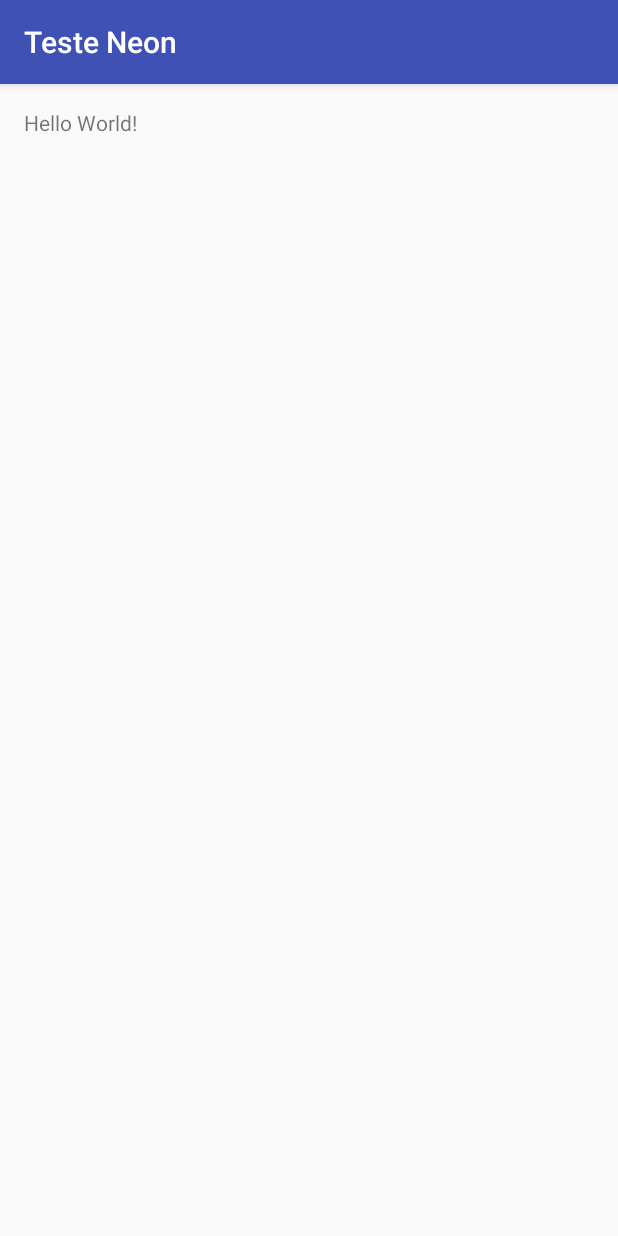
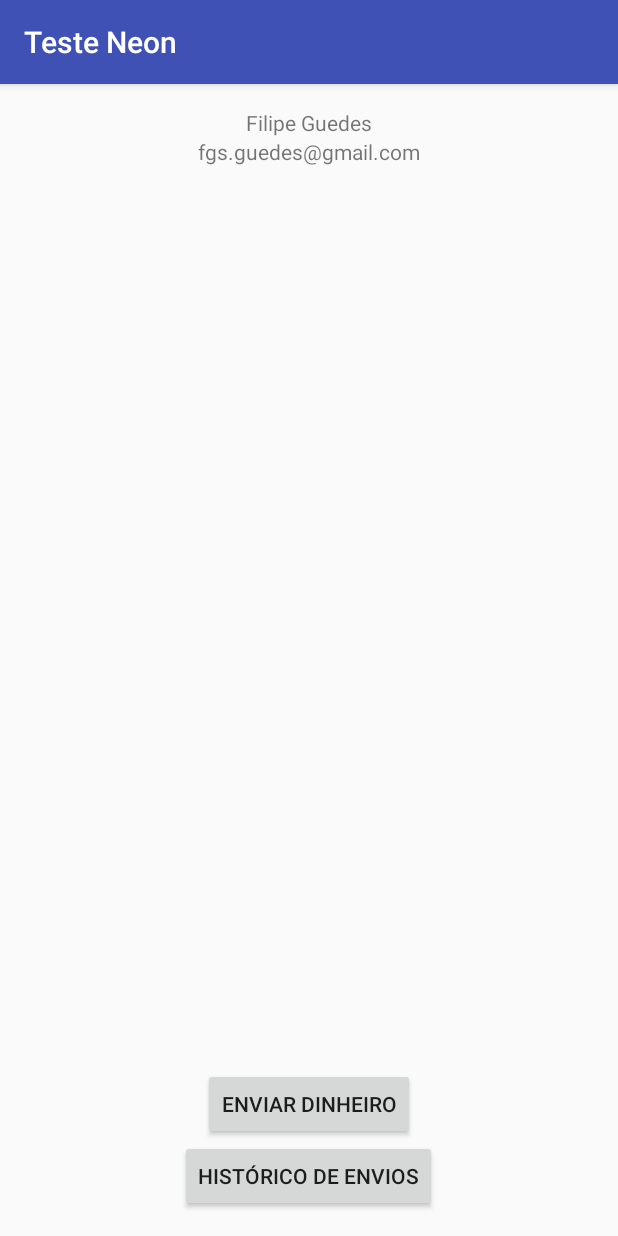
Before and after one commit to fgsguedes/teste-neon, an Android app: the screen it shows after launch (MainActivity), on a phone screen of 412 x 824 dp. Run offline under Robolectric (Android 15) with nearby library versions, the phone set to English and light mode, and no system bars.

Commit message:
MainActivity layout draft

```diff
--- a/app/src/main/res/layout/activity_main.xml
+++ b/app/src/main/res/layout/activity_main.xml
@@ -2,7 +2,6 @@
 <RelativeLayout
     xmlns:android="http://schemas.android.com/apk/res/android"
     xmlns:tools="http://schemas.android.com/tools"
-    android:id="@+id/activity_main"
     android:layout_width="match_parent"
     android:layout_height="match_parent"
     android:paddingBottom="@dimen/activity_vertical_margin"
@@ -12,7 +11,34 @@
     tools:context="com.fgsguedes.testeneon.ui.activity.MainActivity">
 
   <TextView
+      android:id="@+id/text_view_developer_name"
       android:layout_width="wrap_content"
       android:layout_height="wrap_content"
-      android:text="Hello World!"/>
+      android:layout_centerHorizontal="true"
+      android:text="@string/developer_name"/>
+
+  <TextView
+      android:id="@+id/text_view_developer_email"
+      android:layout_width="wrap_content"
+      android:layout_height="wrap_content"
+      android:layout_below="@id/text_view_developer_name"
+      android:layout_centerHorizontal="true"
+      android:text="@string/developer_email"/>
+
+  <Button
+      android:id="@+id/button_send_money"
+      android:layout_width="wrap_content"
+      android:layout_height="wrap_content"
+      android:layout_above="@id/button_transaction_history"
+      android:layout_centerHorizontal="true"
+      android:text="@string/send_money"/>
+
+  <Button
+      android:id="@+id/button_transaction_history"
+      android:layout_width="wrap_content"
+      android:layout_height="wrap_content"
+      android:layout_alignParentBottom="true"
+      android:layout_centerHorizontal="true"
+      android:text="@string/transaction_history"/>
+
 </RelativeLayout>
--- a/app/src/main/res/values/strings.xml
+++ b/app/src/main/res/values/strings.xml
@@ -1,3 +1,7 @@
 <resources>
   <string name="app_name">Teste Neon</string>
+  <string name="send_money">Enviar dinheiro</string>
+  <string name="transaction_history">Histórico de envios</string>
+  <string name="developer_name">Filipe Guedes</string>
+  <string name="developer_email">fgs.guedes@gmail.com</string>
 </resources>
```
